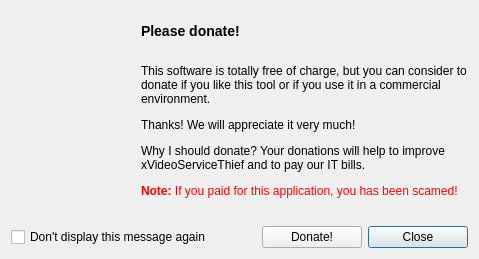
Old version of the form ui/welcomedonate.ui in the repository ckorn/xvst.
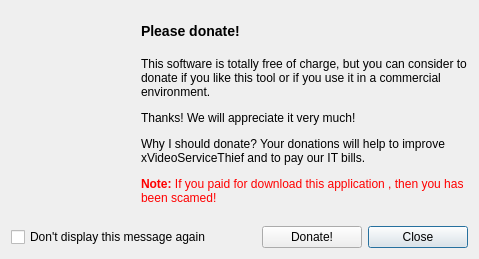
New version of the form. Icons and pictures are not drawn.

Patch:
```diff
--- a/ui/welcomedonate.ui
+++ b/ui/welcomedonate.ui
@@ -57,7 +57,7 @@
         <string>&lt;p&gt;This software is totally free of charge, but you can consider to donate if you like this tool or if you use it in a commercial environment.&lt;/p&gt;
 &lt;p&gt;Thanks! We will appreciate it very much!&lt;/p&gt;
 &lt;p&gt;Why I should donate? Your donations will help to improve xVideoServiceThief and to pay our IT bills.&lt;/p&gt;
-&lt;p&gt;&lt;font color=&quot;red&quot;&gt;&lt;b&gt;Note:&lt;/b&gt; If you paid for this application, you has been scamed!&lt;/font&gt;&lt;/p&gt;</string>
+&lt;p&gt;&lt;font color=&quot;red&quot;&gt;&lt;b&gt;Note:&lt;/b&gt; If you paid for download this application , then you has been scamed!&lt;/font&gt;&lt;/p&gt;</string>
        </property>
        <property name="alignment">
         <set>Qt::AlignLeading|Qt::AlignLeft|Qt::AlignVCenter</set>
```
Left out of the diff: 1 changed line with no effect on the pictures.
